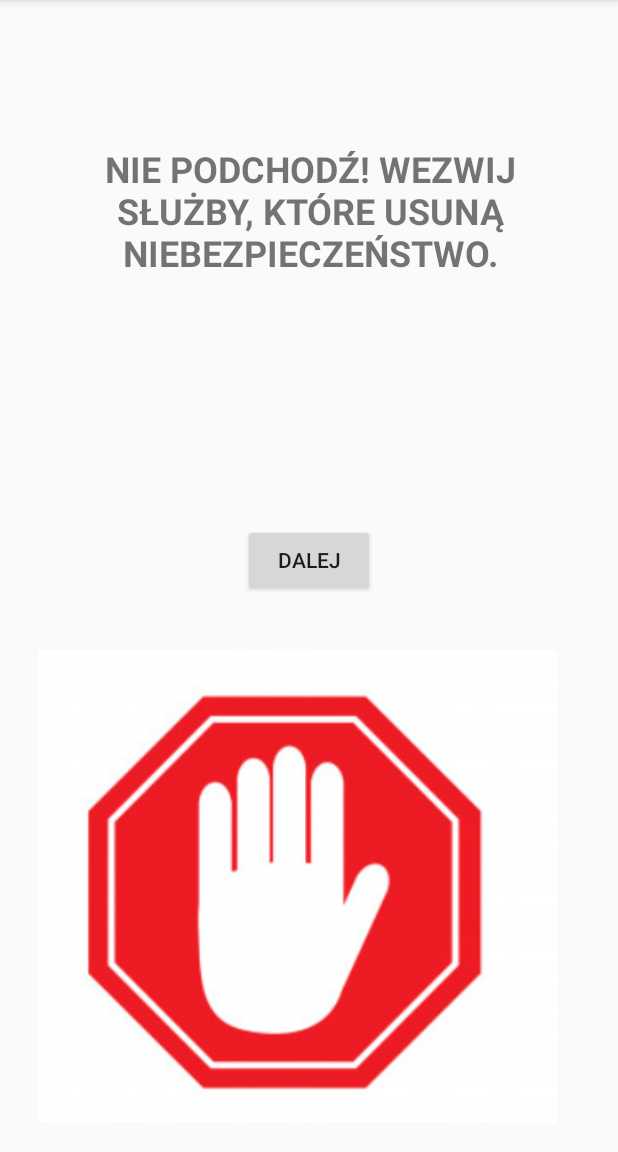
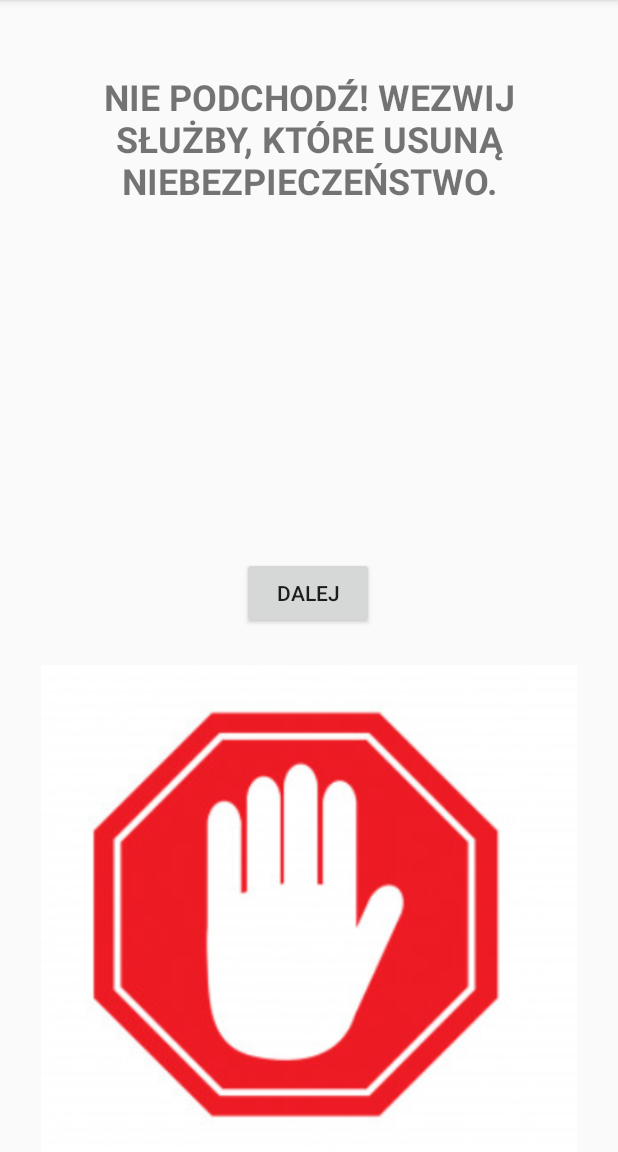
Before and after one commit to activs1/FirstAidAlgorithm_Android, an Android app: the AnswerActivity screen opened directly, with no data from a screen before it, on a phone screen of 412 x 824 dp, the part 84-1236 px from its top. Run offline under Robolectric (Android 15) with nearby library versions, the phone set to English and light mode, and no system bars.

Commit message:
textview updated

```diff
--- a/FirstAid_Algorithm/app/src/main/res/layout/activity_answer.xml
+++ b/FirstAid_Algorithm/app/src/main/res/layout/activity_answer.xml
@@ -13,10 +13,10 @@
         android:text="Dalej"
         app:layout_constraintBottom_toBottomOf="parent"
         app:layout_constraintEnd_toEndOf="parent"
-        app:layout_constraintHorizontal_bias="0.499"
+        app:layout_constraintHorizontal_bias="0.498"
         app:layout_constraintStart_toStartOf="parent"
         app:layout_constraintTop_toTopOf="parent"
-        app:layout_constraintVertical_bias="0.485" />
+        app:layout_constraintVertical_bias="0.516" />
 
     <androidx.constraintlayout.widget.Barrier
         android:id="@+id/barrier3"
@@ -34,39 +34,33 @@
 
     <ImageView
         android:id="@+id/picture_imageView"
-        android:layout_width="375dp"
-        android:layout_height="315dp"
-        android:layout_marginStart="116dp"
-        android:layout_marginLeft="116dp"
-        android:layout_marginTop="62dp"
-        android:layout_marginEnd="116dp"
-        android:layout_marginRight="116dp"
-        android:layout_marginBottom="58dp"
+        android:layout_width="0dp"
+        android:layout_height="0dp"
+        android:layout_marginTop="24dp"
         android:contentDescription="xd"
         app:layout_constraintBottom_toBottomOf="parent"
         app:layout_constraintEnd_toEndOf="parent"
-        app:layout_constraintHorizontal_bias="0.54"
+        app:layout_constraintHorizontal_bias="0.566"
         app:layout_constraintStart_toStartOf="parent"
         app:layout_constraintTop_toBottomOf="@+id/continue_button"
-        app:layout_constraintVertical_bias="0.41000003"
         app:srcCompat="@drawable/z3" />
 
     <TextView
         android:id="@+id/info_textView"
-        android:layout_width="wrap_content"
-        android:layout_height="0dp"
-        android:layout_marginStart="8dp"
-        android:layout_marginLeft="8dp"
-        android:layout_marginTop="96dp"
-        android:layout_marginEnd="8dp"
-        android:layout_marginRight="8dp"
+        android:layout_width="0dp"
+        android:layout_height="wrap_content"
+        android:layout_marginStart="32dp"
+        android:layout_marginLeft="32dp"
+        android:layout_marginTop="48dp"
+        android:layout_marginEnd="32dp"
+        android:layout_marginRight="32dp"
         android:gravity="center"
         android:text="Text"
         android:textAllCaps="true"
         android:textSize="24sp"
         android:textStyle="bold"
         app:layout_constraintEnd_toEndOf="parent"
-        app:layout_constraintHorizontal_bias="0.499"
+        app:layout_constraintHorizontal_bias="0.49"
         app:layout_constraintStart_toStartOf="parent"
         app:layout_constraintTop_toTopOf="parent" />
 
@@ -79,5 +73,6 @@
         app:layout_constraintBottom_toTopOf="@+id/continue_button"
         app:layout_constraintEnd_toEndOf="parent"
         app:layout_constraintStart_toStartOf="parent"
-        app:layout_constraintTop_toBottomOf="@+id/info_textView" />
+        app:layout_constraintTop_toBottomOf="@+id/info_textView"
+        app:layout_constraintVertical_bias="0.779" />
 </androidx.constraintlayout.widget.ConstraintLayout>
```
Also changed, not shown: FirstAid_Algorithm/app/src/main/res/layout/activity_question.xml (+12 -6 lines).
